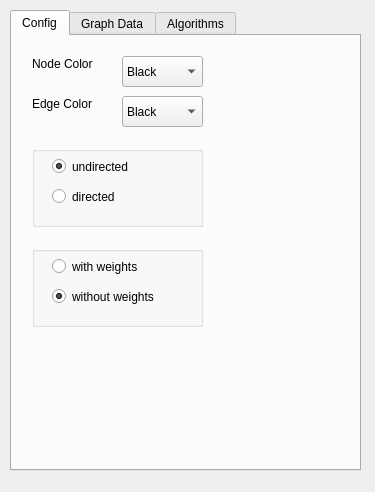
AleksDemakov/graph_editor, file graph_editor/tabwidget.ui: the form before one commit.
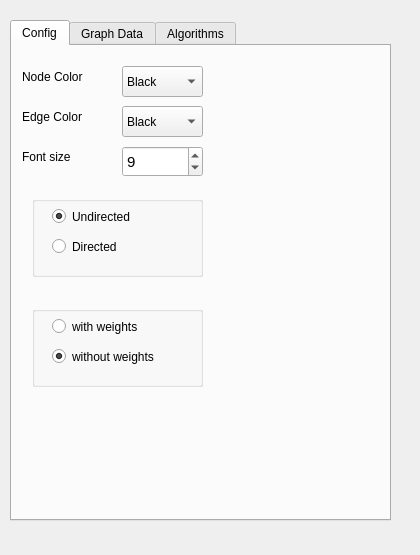
The form after the commit. The open tabs and pages were chosen to show the change.

Diff of the .ui file:
```diff
--- a/graph_editor/tabwidget.ui
+++ b/graph_editor/tabwidget.ui
@@ -6,8 +6,8 @@
    <rect>
     <x>0</x>
     <y>0</y>
-    <width>375</width>
-    <height>492</height>
+    <width>420</width>
+    <height>555</height>
    </rect>
   </property>
   <property name="windowTitle">
@@ -17,9 +17,9 @@
    <property name="geometry">
     <rect>
      <x>10</x>
-     <y>10</y>
-     <width>351</width>
-     <height>461</height>
+     <y>20</y>
+     <width>381</width>
+     <height>501</height>
     </rect>
    </property>
    <property name="minimumSize">
@@ -76,12 +76,17 @@
     <widget class="QLabel" name="label">
      <property name="geometry">
       <rect>
-       <x>20</x>
+       <x>10</x>
        <y>20</y>
-       <width>71</width>
-       <height>16</height>
+       <width>81</width>
+       <height>21</height>
       </rect>
      </property>
+     <property name="font">
+      <font>
+       <pointsize>9</pointsize>
+      </font>
+     </property>
      <property name="text">
       <string>Node Color</string>
      </property>
@@ -89,12 +94,17 @@
     <widget class="QLabel" name="label_2">
      <property name="geometry">
       <rect>
-       <x>20</x>
+       <x>10</x>
        <y>60</y>
-       <width>71</width>
-       <height>16</height>
+       <width>81</width>
+       <height>21</height>
       </rect>
      </property>
+     <property name="font">
+      <font>
+       <pointsize>9</pointsize>
+      </font>
+     </property>
      <property name="text">
       <string>Edge Color</string>
      </property>
@@ -138,7 +148,7 @@
      <property name="geometry">
       <rect>
        <x>20</x>
-       <y>110</y>
+       <y>150</y>
        <width>171</width>
        <height>81</height>
       </rect>
@@ -155,8 +165,13 @@
         <height>21</height>
        </rect>
       </property>
+      <property name="font">
+       <font>
+        <pointsize>9</pointsize>
+       </font>
+      </property>
       <property name="text">
-       <string>undirected</string>
+       <string>Undirected</string>
       </property>
       <property name="checked">
        <bool>true</bool>
@@ -171,8 +186,13 @@
         <height>21</height>
        </rect>
       </property>
+      <property name="font">
+       <font>
+        <pointsize>9</pointsize>
+       </font>
+      </property>
       <property name="text">
-       <string>directed</string>
+       <string>Directed</string>
       </property>
       <property name="checked">
        <bool>false</bool>
@@ -183,7 +203,7 @@
      <property name="geometry">
       <rect>
        <x>20</x>
-       <y>210</y>
+       <y>260</y>
        <width>171</width>
        <height>81</height>
       </rect>
@@ -200,6 +220,11 @@
         <height>21</height>
        </rect>
       </property>
+      <property name="font">
+       <font>
+        <pointsize>9</pointsize>
+       </font>
+      </property>
       <property name="text">
        <string>without weights</string>
       </property>
@@ -216,11 +241,58 @@
         <height>21</height>
        </rect>
       </property>
+      <property name="font">
+       <font>
+        <pointsize>9</pointsize>
+       </font>
+      </property>
       <property name="text">
        <string>with weights</string>
       </property>
      </widget>
     </widget>
+    <widget class="QSpinBox" name="fontSize">
+     <property name="geometry">
+      <rect>
+       <x>110</x>
+       <y>100</y>
+       <width>81</width>
+       <height>31</height>
+      </rect>
+     </property>
+     <property name="font">
+      <font>
+       <pointsize>11</pointsize>
+      </font>
+     </property>
+     <property name="minimum">
+      <number>5</number>
+     </property>
+     <property name="maximum">
+      <number>30</number>
+     </property>
+     <property name="value">
+      <number>9</number>
+     </property>
+    </widget>
+    <widget class="QLabel" name="label_4">
+     <property name="geometry">
+      <rect>
+       <x>10</x>
+       <y>100</y>
+       <width>101</width>
+       <height>21</height>
+      </rect>
+     </property>
+     <property name="font">
+      <font>
+       <pointsize>9</pointsize>
+      </font>
+     </property>
+     <property name="text">
+      <string>Font size</string>
+     </property>
+    </widget>
     <zorder>groupBox_2</zorder>
     <zorder>groupBox</zorder>
     <zorder>nodeColor</zorder>
```
Left out of the diff: 33 changed lines with no effect on the pictures. Lines whose indentation alone changed are shown as unchanged.
